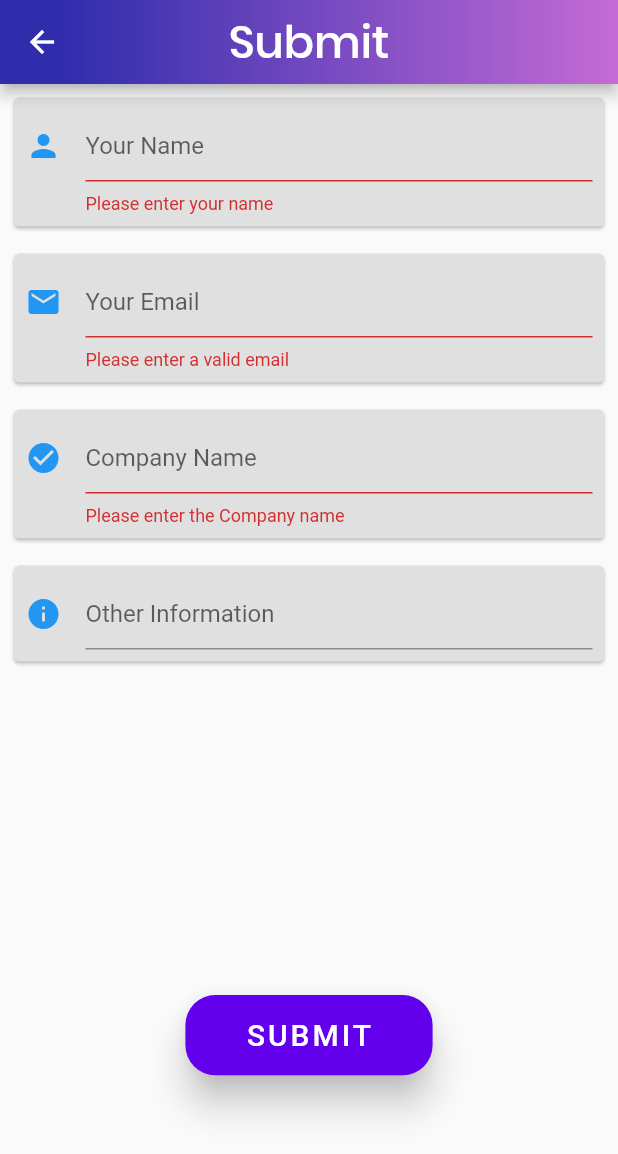
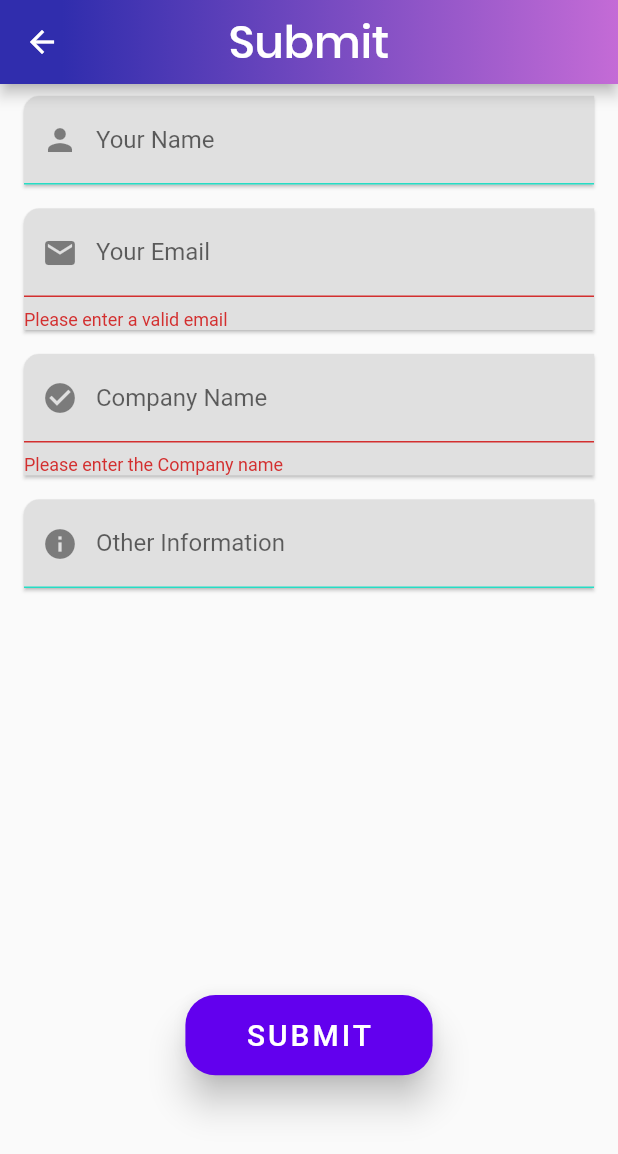
Before and after one commit to cbeardsmore/internStack, a Flutter app: the SubmissionPage screen opened by its route, after a tap on "SUBMIT", on a phone screen of 412 x 824 dp. Shown: the top 1154 px of the screen. Run offline on Flutter 3.47's test engine with Material 2 defaults, Android fonts, the phone set to English and light mode, and no system bars; our stand-ins replace cached_network_image, cloud_firestore, flutter_local_notifications, share; accounts and stored records are empty.

Commit message:
Redesign submission form, state + layout needs cleaning up

```diff
--- a/lib/submission.dart
+++ b/lib/submission.dart
@@ -72,43 +72,77 @@ class InputTextFields extends StatelessWidget {
   Widget build(BuildContext context) {
     return Column(
       children: <Widget>[
-        _buildSubmissionCard(
-            Icons.person, 'Your Name', _controllers._nameTextController,
-            (name) {
-          if (name.length < 4) return 'Please enter your name';
-        }),
-        _buildSubmissionCard(
-            Icons.email, 'Your Email', _controllers._emailTextController,
-            (email) {
-          if (!email.contains('@')) {
+        SubmissionCard(
+            icon: Icons.person,
+            hintText: 'Your Name',
+            controller: _controllers._nameTextController),
+        SubmissionCard(
+            icon: Icons.email,
+            hintText: 'Your Email',
+            controller: _controllers._emailTextController,
+            validator: (email) {
+              bool emailValid = RegExp(r"^[a-zA-Z0-9.]+@[a-zA-Z0-9]+\.[a-zA-Z]+").hasMatch(email);
+              if (!emailValid) {
                 return 'Please enter a valid email';
               }
             }),
-        _buildSubmissionCard(Icons.check_circle, 'Company Name',
-            _controllers._companyTextController, (company) {
+        SubmissionCard(
+            icon: Icons.check_circle,
+            hintText: 'Company Name',
+            controller: _controllers._companyTextController,
+            validator: (company) {
               if (company.length < 3) {
                 return 'Please enter the Company name';
               }
             }),
-        _buildSubmissionCard(Icons.info, 'Other Information',
-            _controllers._otherTextController, null),
+        SubmissionCard(
+            icon: Icons.info,
+            hintText: 'Other Information',
+            controller: _controllers._otherTextController),
       ],
     );
   }
+}
 
-  Widget _buildSubmissionCard(IconData icon, String hintText,
-      TextEditingController controller, Function validator) {
+class SubmissionCard extends StatefulWidget {
+  final IconData icon;
+  final String hintText;
+  final TextEditingController controller;
+  final Function validator;
+
+  SubmissionCard({this.icon, this.hintText, this.controller, this.validator});
+
+  @override
+  _SubmissionCardState createState() => _SubmissionCardState();
+}
+
+class _SubmissionCardState extends State<SubmissionCard> {
+  bool _autovalidate = false;
+
+  @override
+  Widget build(BuildContext context) {
     return Card(
       color: Colors.grey[300],
-      margin: EdgeInsets.all(9),
-      child: Padding(
-        padding: const EdgeInsets.all(8.0),
+      margin: EdgeInsets.symmetric(vertical: 8, horizontal: 16),
+      shape: RoundedRectangleBorder(
+          borderRadius: BorderRadius.only(topLeft: Radius.circular(10.0))),
       child: TextFormField(
+          onEditingComplete: () => {setState(() => _autovalidate = true)},
+          autovalidate: _autovalidate,
+          style: TextStyle(fontSize: 16),
           decoration: InputDecoration(
-                hintText: hintText, icon: Icon(icon, color: Colors.blue)),
-            controller: controller,
-            validator: validator),
+            focusedBorder: UnderlineInputBorder(
+                borderSide: BorderSide(color: Theme.of(context).primaryColor)),
+            enabledBorder: UnderlineInputBorder(
+              borderSide: BorderSide(color: Theme.of(context).accentColor),
             ),
+            labelText: widget.hintText ?? null,
+            prefixIcon: Icon(
+              widget.icon ?? Icons.star,
+            ),
+          ),
+          controller: widget.controller ?? null,
+          validator: widget.validator ?? null),
     );
   }
 }
@@ -124,12 +158,12 @@ class SubmitButton extends StatelessWidget {
     return PrimaryRaisedButtonContainer(
       title: 'SUBMIT',
       onPressed: () {
-        _uploadFormContents(context);
+        _showSnackbar(context);
       },
     );
   }
 
-  void _uploadFormContents(BuildContext context) {
+  void _showSnackbar(BuildContext context) {
     if (_formKey.currentState.validate()) {
       saveSubmission(_controllers.toJson());
       Scaffold.of(context).showSnackBar(SnackBar(
```
Lines whose indentation alone changed are shown as unchanged.
